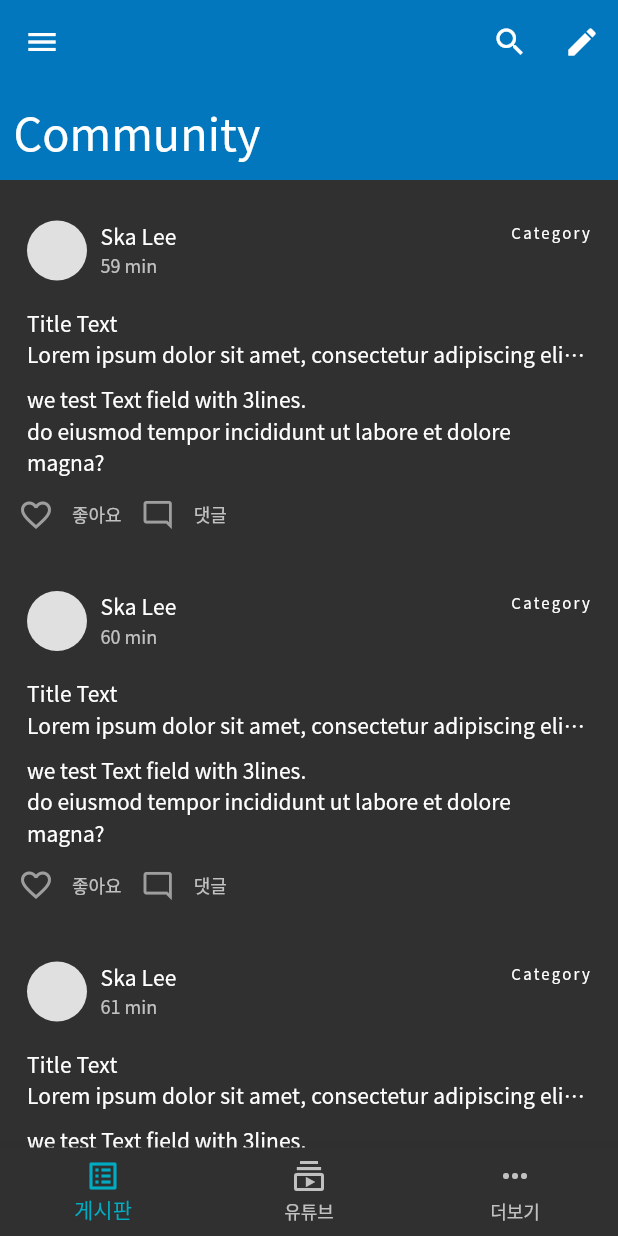
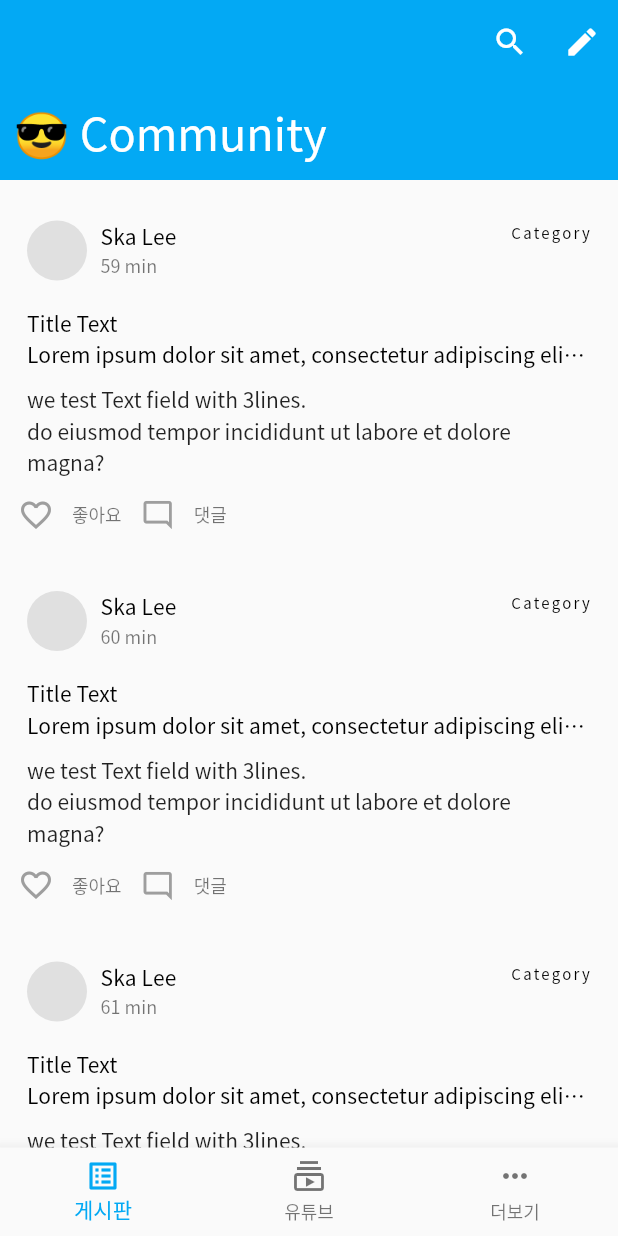
Before and after one commit to ska2519/flutter-learn, a Flutter app: the screen it shows after launch, on a phone screen of 412 x 824 dp. Run offline on Flutter 3.47's test engine with Material 2 defaults, Android fonts, the phone set to English and light mode, and no system bars; our stand-ins replace cloud_firestore, equatable, firebase_auth, firebase_core, fl_chart, flutter_hooks and 6 more; missing offline and left inert: pedantic, pixel_perfect; accounts and stored records are empty; generated files the repository leaves out were written again; project files that could hold a hidden picture were left out.

```diff
--- a/lib/app/home/community/community_page.dart
+++ b/lib/app/home/community/community_page.dart
@@ -17,7 +17,6 @@ class CommunityPage extends StatelessWidget {
               pinned: true,
               expandedHeight: 120.0,
               floating: true,
-              backgroundColor: primaryColor,
               actions: [
                 IconButton(
                   icon: Icon(Icons.search),
@@ -35,7 +34,7 @@ class CommunityPage extends StatelessWidget {
                   bottom: defaultPadding,
                 ),
                 title: Text(
-                  'Community',
+                  '\u{1f60e} Community',
                   style: Theme.of(context).textTheme.headline6,
                 ),
               ),
--- a/lib/app/home/desktop/community_screen.dart
+++ b/lib/app/home/desktop/community_screen.dart
@@ -7,7 +7,8 @@ import 'package:flutter_learn/constants/constants.dart';
 class CommunityScreen extends StatelessWidget {
   @override
   Widget build(BuildContext context) {
-    return SafeArea(
+    return Scaffold(
+      body: SafeArea(
         child: Row(
           crossAxisAlignment: CrossAxisAlignment.start,
           children: [
@@ -18,7 +19,6 @@ class CommunityScreen extends StatelessWidget {
             //   child: SideMenu(),
             // ),
 
-          const SizedBox(width: defaultPadding),
             Expanded(
               // It takes 5/6 part of the screen
               flex: 5,
@@ -31,6 +31,7 @@ class CommunityScreen extends StatelessWidget {
             ),
           ],
         ),
+      ),
     );
   }
 }
--- a/lib/app/home/home_page.dart
+++ b/lib/app/home/home_page.dart
@@ -37,7 +37,7 @@ class _HomePageState extends State<HomePage> {
   Widget build(BuildContext context) {
     return Scaffold(
       key: context.read(menuControllerProvider).scaffoldKey,
-      drawer: const SideMenu(),
+      drawer: Responsive.isDesktop(context) ? const SideMenu() : null,
       body: SafeArea(
         child: Responsive.isDesktop(context)
             ? CommunityScreen()
--- a/lib/app/home/youtube/youtube_page.dart
+++ b/lib/app/home/youtube/youtube_page.dart
@@ -17,7 +17,6 @@ class YouTubePage extends StatelessWidget {
               pinned: true,
               expandedHeight: 120.0,
               floating: true,
-              backgroundColor: primaryColor,
               actions: [
                 IconButton(
                   icon: Icon(Icons.search),
@@ -35,7 +34,7 @@ class YouTubePage extends StatelessWidget {
                   bottom: defaultPadding,
                 ),
                 title: Text(
-                  'YouTube',
+                  '\u{1f4Fa} YouTube',
                   style: Theme.of(context).textTheme.headline6,
                 ),
               ),
--- a/lib/app/sign_in/sign_in_button.dart
+++ b/lib/app/sign_in/sign_in_button.dart
@@ -5,7 +5,7 @@ class SignInButton extends CustomElevatedButton {
   SignInButton({
     Key? key,
     required String text,
-    required Color color,
+    Color? color,
     required VoidCallback? onPressed,
     Color textColor = Colors.black87,
     double height = 50.0,
--- a/lib/app/sign_in/sign_in_view_model.dart
+++ b/lib/app/sign_in/sign_in_view_model.dart
@@ -32,4 +32,8 @@ class SignInViewModel with ChangeNotifier {
   Future<void> signInWithGoogle() async {
     await _signIn(auth.signInWithGoogle);
   }
+
+  Future<void> signInWithApple() async {
+    await _signIn(auth.signInWithApple);
+  }
 }
--- a/lib/constants/strings.dart
+++ b/lib/constants/strings.dart
@@ -12,7 +12,7 @@ class Strings {
 
   // Sign In Page
   static const String signIn = '로그인';
-  static const String signInWithEmailPassword = '이메일로 로그인';
+  static const String signInWithEmailPassword = '\u{2709}  이메일로 로그인';
   static const String goAnonymous = 'Go anonymous';
   static const String or = 'or';
   static const String signInFailed = '로그인 실패';
--- a/lib/main.dart
+++ b/lib/main.dart
@@ -1,7 +1,6 @@
 import 'package:firebase_core/firebase_core.dart';
 import 'package:flutter/material.dart';
 import 'package:flutter_learn/app/home/home_page.dart';
-import 'package:flutter_learn/constants/constants.dart';
 import 'package:flutter_learn/routes/app_router.dart';
 import 'package:flutter_learn/services/firebase_auth_service.dart';
 import 'package:hooks_riverpod/hooks_riverpod.dart';
@@ -20,17 +19,22 @@ class MyApp extends StatelessWidget {
       debugShowCheckedModeBanner: false,
       title: 'Flutter Learn',
       theme: ThemeData(
-        brightness: Brightness.dark,
-        primaryColor: primaryColor,
-        accentColor: accentColor,
+        brightness: Brightness.light,
+        primarySwatch: Colors.lightBlue,
+        appBarTheme: AppBarTheme(
+          textTheme: TextTheme(
+            headline6: TextStyle(),
+          ),
+          //titleTextStyle: TextStyle(color: Colors.white),
+          //toolbarTextStyle: TextStyle(color: Colors.white),
+          iconTheme: IconThemeData(color: Colors.white),
+        ),
+        textTheme: TextTheme(
+          headline6: TextStyle(color: Colors.white),
+        ),
         fontFamily: 'NotoSansKR',
       ),
-      // .light().copyWith(
-      //     //primaryIconTheme: IconThemeData(color: Colors.black),
-      //     //scaffoldBackgroundColor: bgTestColor,
-      //     //iconTheme: IconThemeData(color: Colors.black)
-      //     //canvasColor: secondaryColor,
-      //     ),
+
       home: HomePage(),
       onGenerateRoute: (settings) => AppRouter.onGenerateRoute(settings, auth),
     );
--- a/lib/services/auth_base.dart
+++ b/lib/services/auth_base.dart
@@ -20,7 +20,6 @@ abstract class AuthBase {
     required String androidMinimumVersion,
   });
   Future<AppUser?> signInWithGoogle();
-  Future<AppUser?> signInWithFacebook();
   Future<AppUser?> signInWithApple();
   Future<void> signOut();
   Stream<AppUser?> get onAuthStateChanged;
```
Also changed, not shown: lib/app/home/desktop/youtube_screen.dart (+6 -1 lines), lib/app/sign_in/sign_in_page.dart (+21 -18 lines), lib/models/post.dart (added, +17 -0 lines), lib/services/firebase_auth_service.dart (+64 -77 lines), pubspec.yaml (+5 -5 lines), assets/icons/btn_apple_white.svg (added), pubspec.lock, 3 other files. Lines whose indentation alone changed are shown as unchanged.
